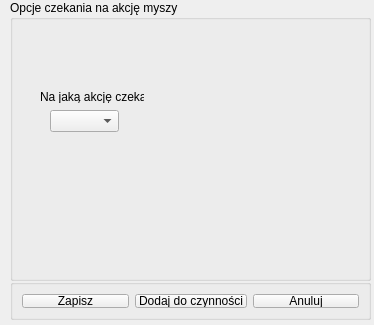
First picture: the form in recording.ui, repository 307372/PwJS2020, before the edit.
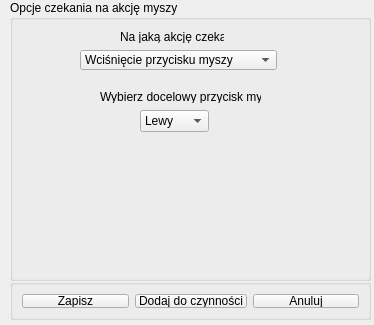
Second picture: the form after the edit. The open tabs and pages were chosen to show the change.

The edit to the form file:
```diff
--- a/recording.ui
+++ b/recording.ui
@@ -475,18 +475,33 @@
      <widget class="QComboBox" name="typeMouseAction">
       <property name="geometry">
        <rect>
-        <x>40</x>
-        <y>110</y>
-        <width>69</width>
-        <height>22</height>
+        <x>70</x>
+        <y>50</y>
+        <width>197</width>
+        <height>20</height>
        </rect>
       </property>
+      <item>
+       <property name="text">
+        <string>Wciśnięcie przycisku myszy</string>
+       </property>
+      </item>
+      <item>
+       <property name="text">
+        <string>Puszczenie przycisku myszy</string>
+       </property>
+      </item>
+      <item>
+       <property name="text">
+        <string>Podwójne kliknięcie przycisku myszy</string>
+       </property>
+      </item>
      </widget>
      <widget class="QLabel" name="label_15">
       <property name="geometry">
        <rect>
-        <x>30</x>
-        <y>90</y>
+        <x>110</x>
+        <y>30</y>
         <width>104</width>
         <height>13</height>
        </rect>
@@ -495,6 +510,44 @@
        <string>Na jaką akcję czekać?</string>
       </property>
      </widget>
+     <widget class="QComboBox" name="typeOfMouseButton">
+      <property name="geometry">
+       <rect>
+        <x>130</x>
+        <y>110</y>
+        <width>69</width>
+        <height>22</height>
+       </rect>
+      </property>
+      <item>
+       <property name="text">
+        <string>Lewy</string>
+       </property>
+      </item>
+      <item>
+       <property name="text">
+        <string>Prawy</string>
+       </property>
+      </item>
+      <item>
+       <property name="text">
+        <string>Środkowy</string>
+       </property>
+      </item>
+     </widget>
+     <widget class="QLabel" name="label_17">
+      <property name="geometry">
+       <rect>
+        <x>90</x>
+        <y>90</y>
+        <width>161</width>
+        <height>13</height>
+       </rect>
+      </property>
+      <property name="text">
+       <string>Wybierz docelowy przycisk myszy</string>
+      </property>
+     </widget>
     </widget>
    </widget>
    <widget class="QWidget" name="editWaitKeyboard">
```
Left out of the diff: 60 changed lines with no effect on the pictures.
